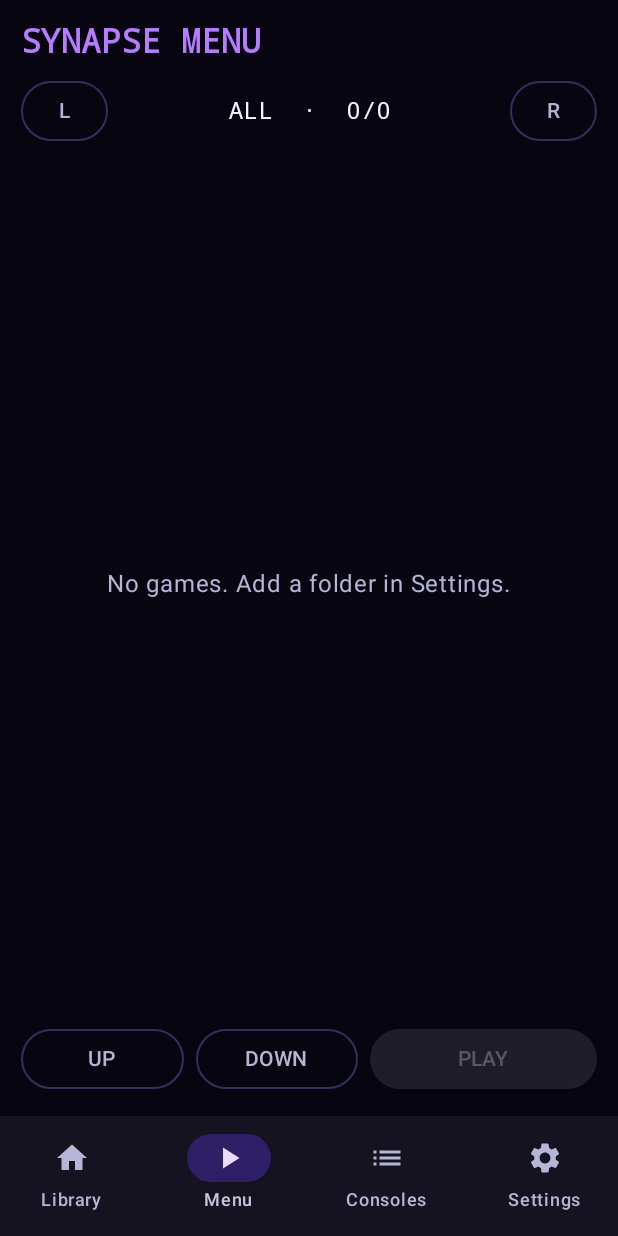
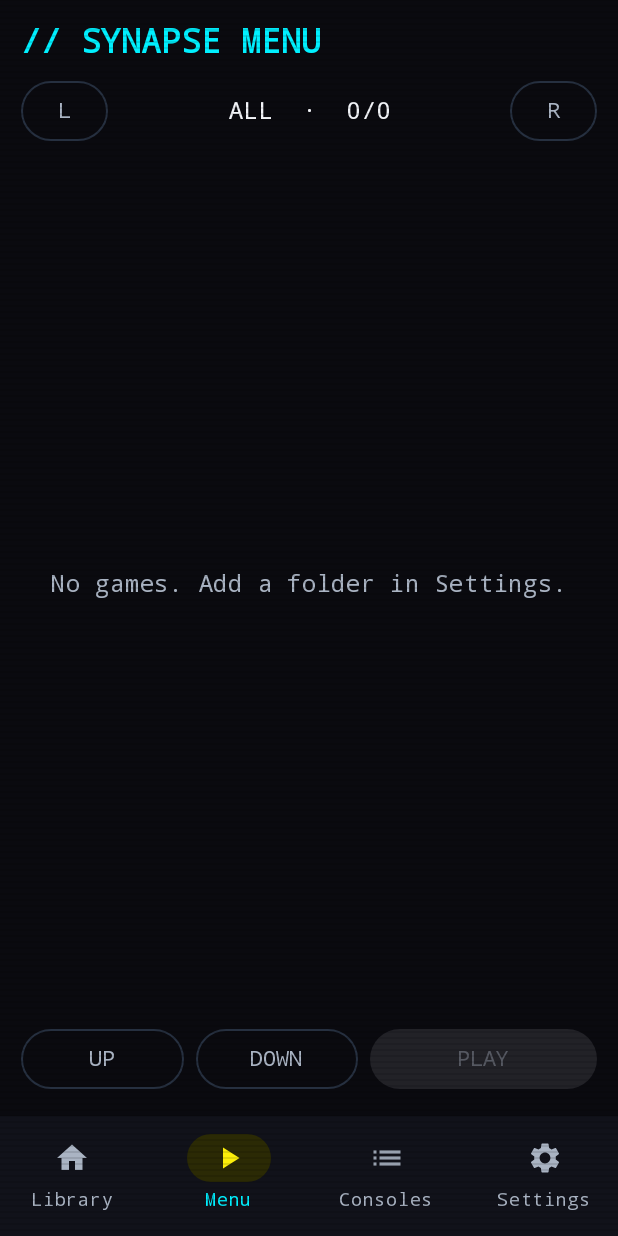
Before and after one commit to gurnoorg974-ops/Synapse-Gaming, an Android app built with Jetpack Compose: the screen it shows after launch (MainActivity), item 2 of the bottom bar chosen, on a phone screen of 412 x 824 dp. Run offline under Robolectric (Android 15) with nearby library versions, the phone set to English and light mode, and no system bars.

Commit message:
Apply update

```diff
--- a/app/build.gradle.kts
+++ b/app/build.gradle.kts
@@ -11,7 +11,7 @@ android {
         minSdk = 29
         targetSdk = 34
         versionCode = 1
-        versionName = "0.10"
+        versionName = "0.11"
         ndk { abiFilters += "arm64-v8a" }
     }
     buildFeatures { compose = true }
--- a/app/src/main/java/com/synapse/gaming/MainActivity.kt
+++ b/app/src/main/java/com/synapse/gaming/MainActivity.kt
@@ -104,7 +104,7 @@ fun Logo() {
         Text("SYNAPSE", color = SynRed, fontWeight = FontWeight.Black,
             style = MaterialTheme.typography.headlineSmall)
         Spacer(Modifier.width(6.dp))
-        Text("GAMING", fontWeight = FontWeight.Light,
+        Text("GAMING", color = SynYellow, fontWeight = FontWeight.Bold,
             style = MaterialTheme.typography.headlineSmall)
     }
 }
@@ -158,17 +158,14 @@ fun GameCard(game: Game, onClick: () -> Unit) {
         colors = CardDefaults.cardColors(containerColor = SynCard), border = androidx.compose.foundation.BorderStroke(1.dp, SynBorder)
     ) {
         Box(
-            Modifier.fillMaxWidth().height(70.dp).background(
-                androidx.compose.ui.graphics.Brush.horizontalGradient(
-                    listOf(game.console.color, game.console.color.copy(alpha = 0.45f))
-                )
-            ),
+            Modifier.fillMaxWidth().height(60.dp).background(androidx.compose.ui.graphics.Color(0xFF0C0D14)),
             contentAlignment = Alignment.Center
-        ) { Text(game.console.label, fontWeight = FontWeight.Bold, color = androidx.compose.ui.graphics.Color.White) }
+        ) { Text(game.console.label.uppercase(), fontWeight = FontWeight.Bold, color = game.console.color) }
+        Box(Modifier.fillMaxWidth().height(2.dp).background(game.console.color))
         Column(Modifier.padding(10.dp).heightIn(min = 56.dp)) {
             Text(game.title, maxLines = 2, fontWeight = FontWeight.Medium)
             Spacer(Modifier.height(4.dp))
-            Text("Tap to play", style = MaterialTheme.typography.labelSmall, color = SynRed)
+            Text("> PLAY", style = MaterialTheme.typography.labelSmall, color = SynRed)
         }
     }
 }
@@ -193,7 +190,7 @@ fun EmptyState(title: String, body: String, action: String?, onAction: () -> Uni
 fun ConsolesScreen(games: List<Game>, onPick: (Console) -> Unit) {
     val ctx = LocalContext.current
     Column(Modifier.fillMaxSize().padding(14.dp)) {
-        Text("Consoles", style = MaterialTheme.typography.headlineSmall, fontWeight = FontWeight.Bold)
+        Text("// CONSOLES", color = SynRed, style = MaterialTheme.typography.headlineSmall, fontWeight = FontWeight.Bold)
         Text("Tap a console to see its games", color = SynMuted)
         Spacer(Modifier.height(10.dp))
         LazyColumn(verticalArrangement = Arrangement.spacedBy(8.dp)) {
@@ -226,7 +223,7 @@ fun ConsolesScreen(games: List<Game>, onPick: (Console) -> Unit) {
 @Composable
 fun SettingsScreen(count: Int, onPick: () -> Unit, onRescan: () -> Unit) {
     Column(Modifier.fillMaxSize().padding(14.dp), verticalArrangement = Arrangement.spacedBy(12.dp)) {
-        Text("Settings", style = MaterialTheme.typography.headlineSmall, fontWeight = FontWeight.Bold)
+        Text("// SETTINGS", color = SynRed, style = MaterialTheme.typography.headlineSmall, fontWeight = FontWeight.Bold)
         Card(colors = CardDefaults.cardColors(containerColor = SynCard), border = androidx.compose.foundation.BorderStroke(1.dp, SynBorder), shape = GxShape) {
             Column(Modifier.padding(14.dp), verticalArrangement = Arrangement.spacedBy(8.dp)) {
                 Text("Games folder", fontWeight = FontWeight.Bold)
@@ -244,6 +241,6 @@ fun SettingsScreen(count: Int, onPick: () -> Unit, onRescan: () -> Unit) {
                 Text(if (SocInfo.isSnapdragon) "Snapdragon detected" else "Not a Snapdragon chip", color = SynMuted)
             }
         }
-        Text("Synapse Gaming v0.10", color = SynMuted, style = MaterialTheme.typography.labelSmall)
+        Text("Synapse Gaming v0.11", color = SynMuted, style = MaterialTheme.typography.labelSmall)
     }
 }
--- a/app/src/main/java/com/synapse/gaming/R4Screen.kt
+++ b/app/src/main/java/com/synapse/gaming/R4Screen.kt
@@ -66,7 +66,7 @@ fun R4Screen(games: List<Game>) {
             }
             .padding(14.dp)
     ) {
-        Text("SYNAPSE MENU", color = SynRed, fontFamily = FontFamily.Monospace,
+        Text("// SYNAPSE MENU", color = SynRed, fontFamily = FontFamily.Monospace,
             fontWeight = FontWeight.Black, style = MaterialTheme.typography.titleLarge)
         Row(Modifier.fillMaxWidth().padding(vertical = 8.dp), verticalAlignment = Alignment.CenterVertically) {
             OutlinedButton(onClick = { cycle(-1) }) { Text("L") }
@@ -88,16 +88,16 @@ fun R4Screen(games: List<Game>) {
                     val on = i == sel
                     Row(
                         Modifier.fillMaxWidth()
-                            .background(if (on) Color(0xFF6D28D9) else Color.Transparent)
+                            .background(if (on) SynYellow else Color.Transparent)
                             .clickable { if (on) play() else sel = i }
                             .padding(horizontal = 12.dp, vertical = 12.dp),
                         verticalAlignment = Alignment.CenterVertically
                     ) {
-                        Text(if (on) "> " else "  ", fontFamily = FontFamily.Monospace, color = Color.White)
+                        Text(if (on) "> " else "  ", fontFamily = FontFamily.Monospace, color = if (on) Color.Black else SynRed)
                         Text(g.title, Modifier.weight(1f), maxLines = 1, fontFamily = FontFamily.Monospace,
-                            color = if (on) Color.White else SynText)
+                            color = if (on) Color.Black else SynText)
                         Text(g.console.label, style = MaterialTheme.typography.labelSmall,
-                            color = if (on) Color.White else g.console.color)
+                            color = if (on) Color.Black else g.console.color)
                     }
                 }
             }
--- a/app/src/main/java/com/synapse/gaming/Splash.kt
+++ b/app/src/main/java/com/synapse/gaming/Splash.kt
@@ -26,6 +26,7 @@ import androidx.compose.ui.graphics.Path
 import androidx.compose.ui.graphics.Shadow
 import androidx.compose.ui.graphics.drawscope.Stroke
 import androidx.compose.ui.text.TextStyle
+import androidx.compose.ui.text.font.FontFamily
 import androidx.compose.ui.text.font.FontWeight
 import androidx.compose.ui.unit.Dp
 import androidx.compose.ui.unit.dp
@@ -35,8 +36,9 @@ import kotlinx.coroutines.launch
 import kotlin.math.cos
 import kotlin.math.sin
 
-private val Neon = Color(0xFF9B6BFF)
-private val NeonPink = Color(0xFFC026D3)
+private val Neon = Color(0xFF00F0FF)
+private val NeonYellow = Color(0xFFFCEE0A)
+private val NeonPink = Color(0xFFFF2A6D)
 
 // Root: splash on top of the starfield + app
 @Composable
@@ -47,6 +49,7 @@ fun SynapseApp() {
         AnimatedVisibility(visible = showSplash, exit = fadeOut(tween(600))) {
             SplashScreen { showSplash = false }
         }
+        Scanlines()
     }
 }
 
@@ -123,6 +126,12 @@ fun SplashScreen(onDone: () -> Unit) {
         animationSpec = infiniteRepeatable(tween(1300, easing = LinearEasing), RepeatMode.Reverse),
         label = "pulse"
     )
+    val glitch by inf.animateFloat(
+        initialValue = 0f, targetValue = 1f,
+        animationSpec = infiniteRepeatable(tween(1600, easing = LinearEasing), RepeatMode.Restart),
+        label = "glitch"
+    )
+    val glitchDx = if (glitch > 0.86f && glitch < 0.93f) 7.dp else 1.5.dp
     LaunchedEffect(Unit) {
         launch { progress.animateTo(1f, tween(2400, easing = LinearEasing)) }
         appear.animateTo(1f, tween(800))
@@ -132,7 +141,7 @@ fun SplashScreen(onDone: () -> Unit) {
 
     Box(
         Modifier.fillMaxSize().background(
-            Brush.verticalGradient(listOf(Color(0xFF040309), Color(0xFF0C0719), Color(0xFF1E0B45)))
+            Brush.verticalGradient(listOf(Color(0xFF040408), Color(0xFF0A0A16), Color(0xFF2A0A28)))
         )
     ) {
         Canvas(Modifier.fillMaxSize()) {
@@ -147,19 +156,19 @@ fun SplashScreen(onDone: () -> Unit) {
             }
             for (i in -8..8) {
                 drawLine(
-                    Neon.copy(alpha = 0.22f),
+                    NeonPink.copy(alpha = 0.35f),
                     Offset(w / 2f + i * w / 60f, horizon), Offset(w / 2f + i * w / 8f, h),
                     strokeWidth = 1.5f
                 )
             }
-            drawLine(Neon.copy(alpha = 0.6f), Offset(0f, horizon), Offset(w, horizon), strokeWidth = 2f)
+            drawLine(NeonPink.copy(alpha = 0.8f), Offset(0f, horizon), Offset(w, horizon), strokeWidth = 2f)
             // HUD corner brackets
             val m = 22.dp.toPx()
             val l = 38.dp.toPx()
             val sw = 3.dp.toPx()
             fun corner(x: Float, y: Float, dx: Float, dy: Float) {
-                drawLine(Neon, Offset(x, y), Offset(x + dx * l, y), strokeWidth = sw)
-                drawLine(Neon, Offset(x, y), Offset(x, y + dy * l), strokeWidth = sw)
+                drawLine(NeonYellow, Offset(x, y), Offset(x + dx * l, y), strokeWidth = sw)
+                drawLine(NeonYellow, Offset(x, y), Offset(x, y + dy * l), strokeWidth = sw)
             }
             corner(m, m, 1f, 1f)
             corner(w - m, m, -1f, 1f)
@@ -175,13 +184,24 @@ fun SplashScreen(onDone: () -> Unit) {
         ) {
             GalaxyLogo(180.dp, orbit)
             Spacer(Modifier.height(22.dp))
+            Box(contentAlignment = Alignment.Center) {
+                Text(
+                    "SYNAPSE", color = NeonPink, fontSize = 36.sp, fontWeight = FontWeight.Black,
+                    letterSpacing = 6.sp, fontFamily = FontFamily.Monospace, modifier = Modifier.offset(x = -glitchDx)
+                )
+                Text(
+                    "SYNAPSE", color = Neon, fontSize = 36.sp, fontWeight = FontWeight.Black,
+                    letterSpacing = 6.sp, fontFamily = FontFamily.Monospace, modifier = Modifier.offset(x = glitchDx)
+                )
+                Text(
+                    "SYNAPSE", color = SynText, fontSize = 36.sp, fontWeight = FontWeight.Black,
+                    letterSpacing = 6.sp, fontFamily = FontFamily.Monospace
+                )
+            }
             Text(
-                "SYNAPSE", color = SynText, fontSize = 36.sp, fontWeight = FontWeight.Black, letterSpacing = 8.sp,
-                style = TextStyle(shadow = Shadow(color = Neon, blurRadius = 28f))
-            )
-            Text(
-                "GAMING", color = Neon, fontSize = 18.sp, fontWeight = FontWeight.Bold, letterSpacing = 14.sp,
-                style = TextStyle(shadow = Shadow(color = NeonPink, blurRadius = 20f))
+                "GAMING", color = NeonYellow, fontSize = 18.sp, fontWeight = FontWeight.Bold,
+                letterSpacing = 14.sp, fontFamily = FontFamily.Monospace,
+                style = TextStyle(shadow = Shadow(color = NeonYellow, blurRadius = 18f))
             )
         }
 
@@ -189,14 +209,27 @@ fun SplashScreen(onDone: () -> Unit) {
             Modifier.align(Alignment.BottomCenter).padding(bottom = 64.dp),
             horizontalAlignment = Alignment.CenterHorizontally
         ) {
-            Text("LOADING", color = SynMuted, fontSize = 11.sp, letterSpacing = 5.sp)
+            Text("> INITIALIZING", color = SynMuted, fontSize = 11.sp, letterSpacing = 3.sp, fontFamily = FontFamily.Monospace)
             Spacer(Modifier.height(8.dp))
             Box(Modifier.width(200.dp).height(3.dp).background(Color(0x33FFFFFF))) {
                 Box(
                     Modifier.fillMaxWidth(progress.value).fillMaxHeight()
-                        .background(Brush.horizontalGradient(listOf(Neon, NeonPink)))
+                        .background(Brush.horizontalGradient(listOf(NeonYellow, NeonPink)))
                 )
             }
         }
     }
 }
+
+// Faint CRT scanlines over everything
+@Composable
+fun Scanlines() {
+    Canvas(Modifier.fillMaxSize()) {
+        val step = 4.dp.toPx()
+        var y = 0f
+        while (y < size.height) {
+            drawLine(Color(0x26000000), Offset(0f, y), Offset(size.width, y), strokeWidth = 1.5f)
+            y += step
+        }
+    }
+}
--- a/app/src/main/java/com/synapse/gaming/Theme.kt
+++ b/app/src/main/java/com/synapse/gaming/Theme.kt
@@ -3,34 +3,57 @@ package com.synapse.gaming
 import androidx.compose.foundation.shape.CutCornerShape
 import androidx.compose.material3.LocalContentColor
 import androidx.compose.material3.MaterialTheme
+import androidx.compose.material3.Typography
 import androidx.compose.material3.darkColorScheme
 import androidx.compose.runtime.Composable
 import androidx.compose.runtime.CompositionLocalProvider
 import androidx.compose.ui.graphics.Color
+import androidx.compose.ui.text.TextStyle
+import androidx.compose.ui.text.font.FontFamily
+import androidx.compose.ui.text.font.FontWeight
 import androidx.compose.ui.unit.dp
+import androidx.compose.ui.unit.sp
 
-// Opera GX style: near-black, neon purple accent, cut corners, high-contrast text
-val SynBg = Color(0xFF07050F)
-val SynCard = Color(0xFF15131F)
-val SynRed = Color(0xFFB57CFF)      // main neon accent (name kept for old code)
-val SynBorder = Color(0x669B6BFF)
-val SynText = Color(0xFFF5F3FF)
-val SynMuted = Color(0xFFB8B4D6)
-val GxShape = CutCornerShape(topStart = 0.dp, topEnd = 14.dp, bottomEnd = 0.dp, bottomStart = 14.dp)
+// Cyberpunk: near-black, neon yellow + cyan + magenta, angular cuts, monospace text
+val SynBg = Color(0xFF0A0A0F)
+val SynCard = Color(0xFF11121A)
+val SynRed = Color(0xFF00F0FF)       // main accent text = neon cyan (name kept for old code)
+val SynYellow = Color(0xFFFCEE0A)
+val SynPink = Color(0xFFFF2A6D)
+val SynBorder = Color(0x9900F0FF)
+val SynText = Color(0xFFF2F4F8)
+val SynMuted = Color(0xFFAAB4C3)
+val GxShape = CutCornerShape(topStart = 14.dp, topEnd = 0.dp, bottomEnd = 14.dp, bottomStart = 0.dp)
+
+private fun TextStyle.mono() = copy(fontFamily = FontFamily.Monospace)
+private val BaseType = Typography()
+private val CyberType = Typography(
+    headlineSmall = BaseType.headlineSmall.mono().copy(fontWeight = FontWeight.Bold, letterSpacing = 1.sp),
+    titleLarge = BaseType.titleLarge.mono(),
+    titleMedium = BaseType.titleMedium.mono(),
+    bodyLarge = BaseType.bodyLarge.mono(),
+    bodyMedium = BaseType.bodyMedium.mono(),
+    bodySmall = BaseType.bodySmall.mono(),
+    labelLarge = BaseType.labelLarge.mono(),
+    labelMedium = BaseType.labelMedium.mono(),
+    labelSmall = BaseType.labelSmall.mono()
+)
 
 @Composable
 fun SynapseTheme(content: @Composable () -> Unit) {
     MaterialTheme(
         colorScheme = darkColorScheme(
-            primary = SynRed, onPrimary = Color(0xFF0B0518),
+            primary = SynYellow, onPrimary = Color(0xFF0A0A0F),
+            secondary = SynRed, tertiary = SynPink,
             background = SynBg, onBackground = SynText,
             surface = SynBg, onSurface = SynText,
             surfaceVariant = SynCard, onSurfaceVariant = SynMuted,
-            secondaryContainer = Color(0xFF2E1F66), onSecondaryContainer = Color(0xFFE9DDFF),
-            outline = Color(0xFF5A5390), outlineVariant = Color(0xFF34305E)
-        )
+            secondaryContainer = Color(0xFF2B2A05), onSecondaryContainer = SynYellow,
+            outline = Color(0xFF3D4B5C), outlineVariant = Color(0xFF263040)
+        ),
+        typography = CyberType
     ) {
-        // Make sure text is always light, even outside a Surface
+        // Always light text, even outside a Surface
         CompositionLocalProvider(LocalContentColor provides SynText, content = content)
     }
 }
```
Also changed, not shown: 1 other file.
